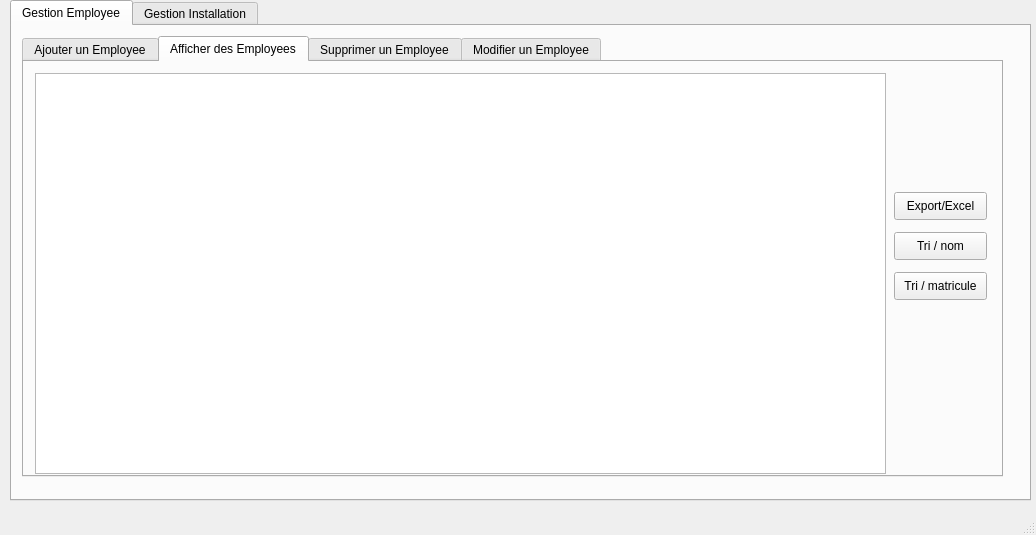
JasserBOUKRYA/PROJET_c-_2a, file Projet/mainwindow.ui: the form before one commit.
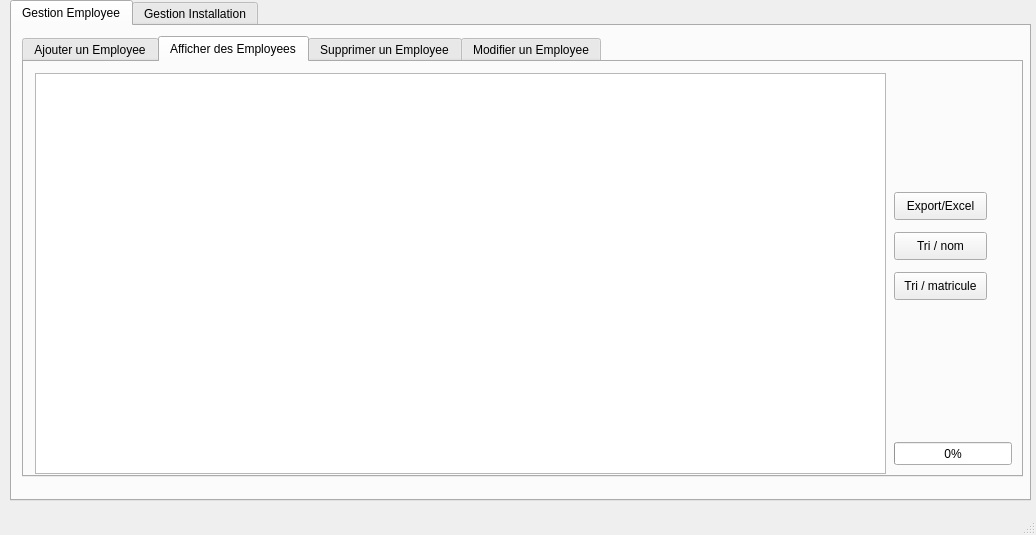
The form after the commit.

```diff
--- a/Projet/mainwindow.ui
+++ b/Projet/mainwindow.ui
@@ -35,7 +35,7 @@
        <rect>
         <x>10</x>
         <y>10</y>
-        <width>981</width>
+        <width>1001</width>
         <height>441</height>
        </rect>
       </property>
@@ -337,6 +337,19 @@
          <string>Tri / matricule</string>
         </property>
        </widget>
+       <widget class="QProgressBar" name="progressBar">
+        <property name="geometry">
+         <rect>
+          <x>870</x>
+          <y>380</y>
+          <width>118</width>
+          <height>23</height>
+         </rect>
+        </property>
+        <property name="value">
+         <number>0</number>
+        </property>
+       </widget>
       </widget>
       <widget class="QWidget" name="tab_5">
        <attribute name="title">
```
